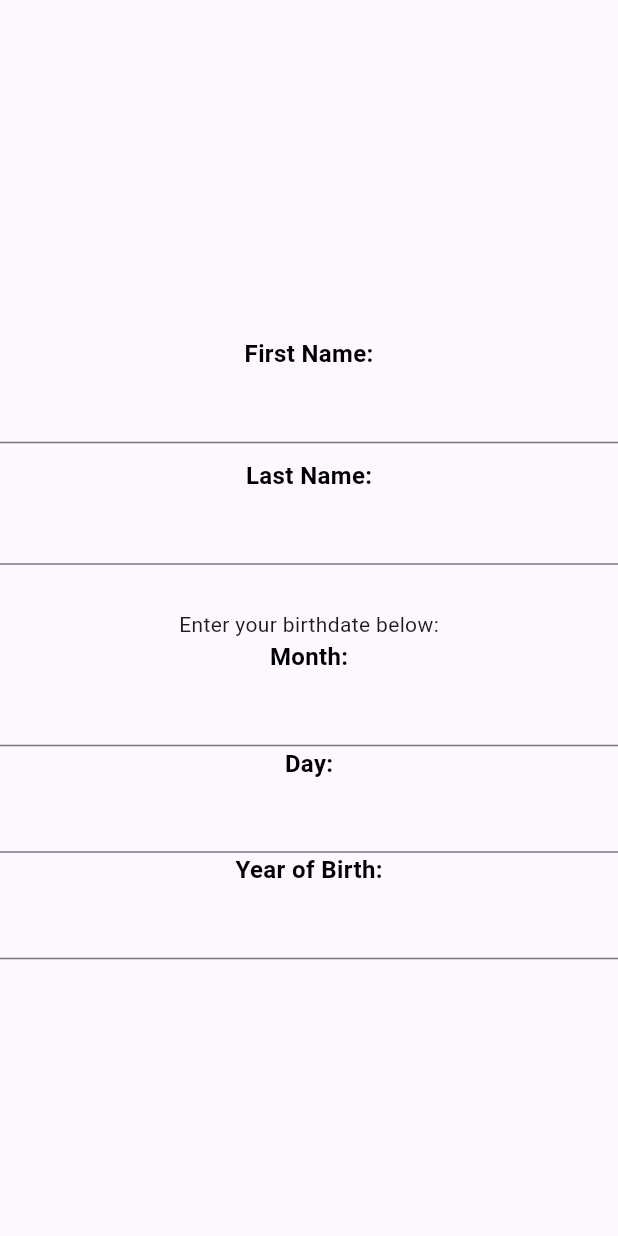
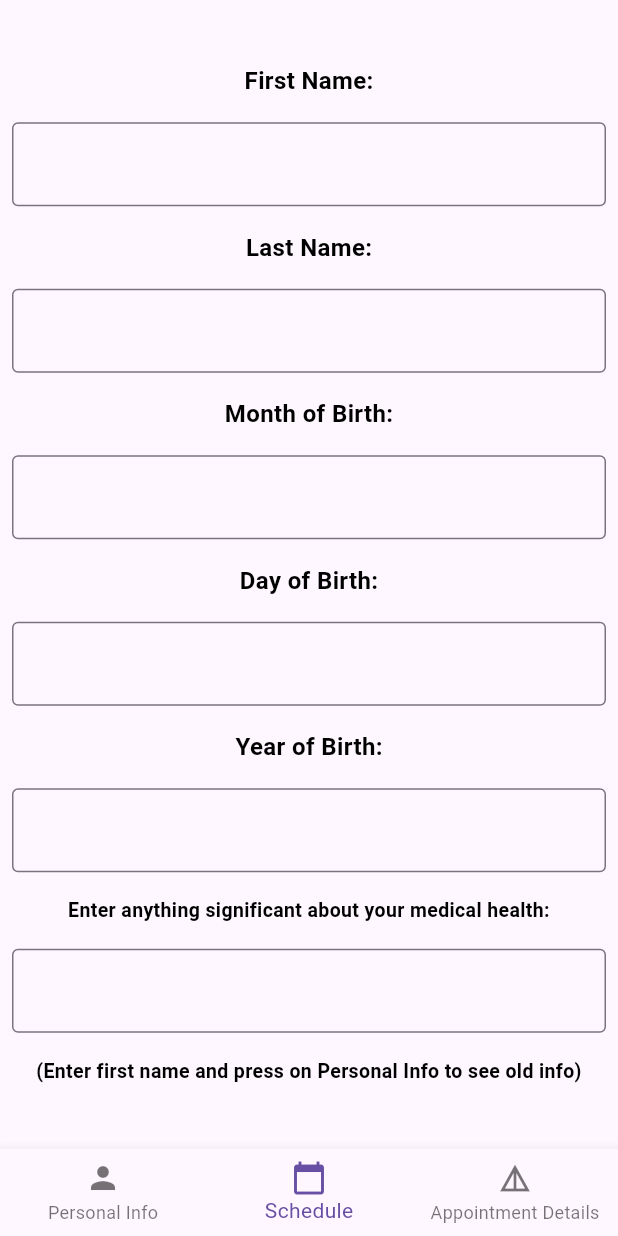
Before and after one commit to RohanTonmoy/medipoint, a Flutter app: the PersonalInfo screen opened directly with empty values, on a phone screen of 412 x 824 dp. Run offline on Flutter 3.47's test engine with Material 3 defaults, Android fonts, the phone set to English and light mode, and no system bars; our stand-ins replace sqflite, table_calendar; accounts and stored records are empty; statements that could not run were skipped.

Commit message:
Update personalinfo.dart

```diff
--- a/lib/personalinfo.dart
+++ b/lib/personalinfo.dart
@@ -1,20 +1,62 @@
 import 'package:flutter/material.dart';
+import 'appointmentdetails.dart';
+import 'schedulepage.dart';
+import 'patient.dart';
+import 'userhelper.dart';
 
 class PersonalInfo extends StatefulWidget {
-  const PersonalInfo({super.key, required this.title});
-  final String title;
+  PersonalInfo({super.key, required this.patient});
+  final Patient patient;
 
   @override
   State<PersonalInfo> createState() => _PersonalInfo();
 }
 
 class _PersonalInfo extends State<PersonalInfo> {
-  String fname = '';
-  String lname = '';
-  int month = 1;
-  int day = 1;
-  int year = 2000;
-  String desc = 'N/A';
+  String? fname;
+  int _currentIndex = 1;
+  String? lname;
+  String? month;
+  String? day;
+  String? year;
+  String? desc;
+  void innitState1() {
+    fname = widget.patient.first;
+    lname = widget.patient.last;
+    month = widget.patient.m;
+    day = widget.patient.d;
+    year = widget.patient.y;
+    desc = widget.patient.desc;
+  }
+
+  void changem(String m) {
+    widget.patient.changem(m);
+  }
+
+  void changed(String d) {
+    widget.patient.changed(d);
+  }
+
+  void changey(String y) {
+    widget.patient.changey(y);
+  }
+
+  void changef(String f) {
+    widget.patient.changef(f);
+  }
+
+  void changel(String l) {
+    widget.patient.changel(l);
+  }
+
+  void changedesc(String d) {
+    widget.patient.changedesc(d);
+  }
+
+  @override
+  void innitState() {
+    innitState1();
+  }
 
   @override
   Widget build(BuildContext context) {
@@ -23,75 +65,185 @@ class _PersonalInfo extends State<PersonalInfo> {
           child: Column(
               mainAxisAlignment: MainAxisAlignment.center,
               children: <Widget>[
-          SizedBox(height: 40),
             Text('First Name:',
                 style: TextStyle(
                     fontSize: 16,
                     fontWeight: FontWeight.bold,
                     color: Colors.black)),
-          TextField(
-              style: TextStyle(color: Colors.white),
-              cursorColor: Color.fromARGB(255, 255, 255, 255),
-              onChanged: (value) {
-                fname = value;
+            Padding(
+              padding: EdgeInsets.symmetric(horizontal: 8, vertical: 16),
+              child: TextField(
+                decoration: InputDecoration(
+                  fillColor: Colors.white,
+                  border: OutlineInputBorder(),
+                  hintText: fname,
+                ),
+                onChanged: (text) {
+                  changef(text);
+                  innitState1();
+                  changef(text);
                 },
-              controller: TextEditingController()),
-          SizedBox(height: 10),
+              ),
+            ),
             Text('Last Name:',
                 style: TextStyle(
                   fontSize: 16,
                   color: Colors.black,
                   fontWeight: FontWeight.bold,
                 )),
-          TextField(
-              style: TextStyle(color: Colors.white),
-              cursorColor: Color.fromARGB(255, 255, 255, 255),
-              onChanged: (value) {
-                lname = value;
-              },
-              controller: TextEditingController()),
-          SizedBox(height: 30),
-          Text('Enter your birthdate below:'),
-          Text('Month:',
+            Padding(
+              padding: EdgeInsets.symmetric(horizontal: 8, vertical: 16),
+              child: TextField(
+                onChanged: (value) => changel(value),
+                decoration: InputDecoration(
+                  fillColor: Colors.white,
+                  border: OutlineInputBorder(),
+                  hintText: lname,
+                ),
+              ),
+            ),
+            Text('Month of Birth:',
                 style: TextStyle(
                   fontSize: 16,
                   color: Colors.black,
                   fontWeight: FontWeight.bold,
                 )),
-          TextField(
-              style: TextStyle(color: Colors.white),
-              cursorColor: Color.fromARGB(255, 255, 255, 255),
+            Padding(
+              padding: EdgeInsets.symmetric(horizontal: 8, vertical: 16),
+              child: TextField(
+                decoration: InputDecoration(
+                  fillColor: Colors.white,
+                  border: OutlineInputBorder(),
+                  hintText: month,
+                ),
                 onChanged: (value) {
-                month = int.parse(value);
+                  innitState1();
+                  changem(value);
                 },
-              controller: TextEditingController()),
-          Text('Day:',
+              ),
+            ),
+            Text('Day of Birth:',
                 style: TextStyle(
                   fontSize: 16,
                   color: Colors.black,
                   fontWeight: FontWeight.bold,
                 )),
-          TextField(
-              style: TextStyle(color: Colors.white),
-              cursorColor: Color.fromARGB(255, 255, 255, 255),
+            Padding(
+              padding: EdgeInsets.symmetric(horizontal: 8, vertical: 16),
+              child: TextField(
+                decoration: InputDecoration(
+                  fillColor: Colors.white,
+                  border: OutlineInputBorder(),
+                  hintText: day,
+                ),
                 onChanged: (value) {
-                day = int.parse(value);
+                  innitState1();
+                  changed(value);
                 },
-              controller: TextEditingController()),
+              ),
+            ),
             Text('Year of Birth:',
                 style: TextStyle(
                   fontSize: 16,
                   color: Colors.black,
                   fontWeight: FontWeight.bold,
                 )),
-          TextField(
-              style: TextStyle(color: Colors.white),
-              cursorColor: Color.fromARGB(255, 255, 255, 255),
+            Padding(
+              padding: EdgeInsets.symmetric(horizontal: 8, vertical: 16),
+              child: TextField(
+                decoration: InputDecoration(
+                  fillColor: Colors.white,
+                  border: OutlineInputBorder(),
+                  hintText: year,
+                ),
                 onChanged: (value) {
-                year = int.parse(value);
+                  innitState1();
+                  changey(value);
                 },
-              controller: TextEditingController()),
+              ),
+            ),
+            Text(
+              'Enter anything significant about your medical health:',
+              style: TextStyle(
+                fontSize: 13,
+                color: Colors.black,
+                fontWeight: FontWeight.bold,
+              ),
+              textAlign: TextAlign.center,
+            ),
+            Padding(
+              padding: EdgeInsets.symmetric(horizontal: 8, vertical: 16),
+              child: TextField(
+                decoration: InputDecoration(
+                  fillColor: Colors.white,
+                  border: OutlineInputBorder(),
+                  hintText: desc,
+                ),
+                onChanged: (value) {
+                  innitState1();
+                  changedesc(value);
+                  innitState1();
+                },
+              ),
+            ),
+            Text(
+              '(Enter first name and press on Personal Info to see old info)',
+              style: TextStyle(
+                fontSize: 13,
+                color: Colors.black,
+                fontWeight: FontWeight.bold,
+              ),
+              textAlign: TextAlign.center,
+            ),
+          ])),
+      bottomNavigationBar: BottomNavigationBar(
+        currentIndex: _currentIndex,
+        onTap: (value) {
+          setState(() {
+            _currentIndex = value;
+          });
+          _navigateToPage(value, context);
+        },
+        items: const [
+          BottomNavigationBarItem(
+            icon: Icon(Icons.person),
+            label: "Personal Info",
+          ),
+          BottomNavigationBarItem(
+            icon: Icon(Icons.calendar_today),
+            label: "Schedule",
+          ),
+          BottomNavigationBarItem(
+            icon: Icon(Icons.details),
+            label: "Appointment Details",
+          ),
+        ],
+      ),
+    );
+  }
 
-        ])));
+  void _navigateToPage(int index, BuildContext context) {
+    switch (index) {
+      case 0:
+        /*Navigator.pushReplacement(
+            context,
+            MaterialPageRoute(
+                builder: (context) => PersonalInfo(patient: widget.patient)));*/
+        break;
+      case 1:
+        Navigator.push(
+          context,
+          MaterialPageRoute(
+              builder: (context) => SchedulePage(patient: widget.patient)),
+        );
+        break;
+      case 2:
+        Navigator.pushReplacement(
+            context,
+            MaterialPageRoute(
+                builder: (context) =>
+                    AppointmentDetails(patient: widget.patient)));
+        break;
     }
   }
+}
```
Lines whose indentation alone changed are shown as unchanged.
